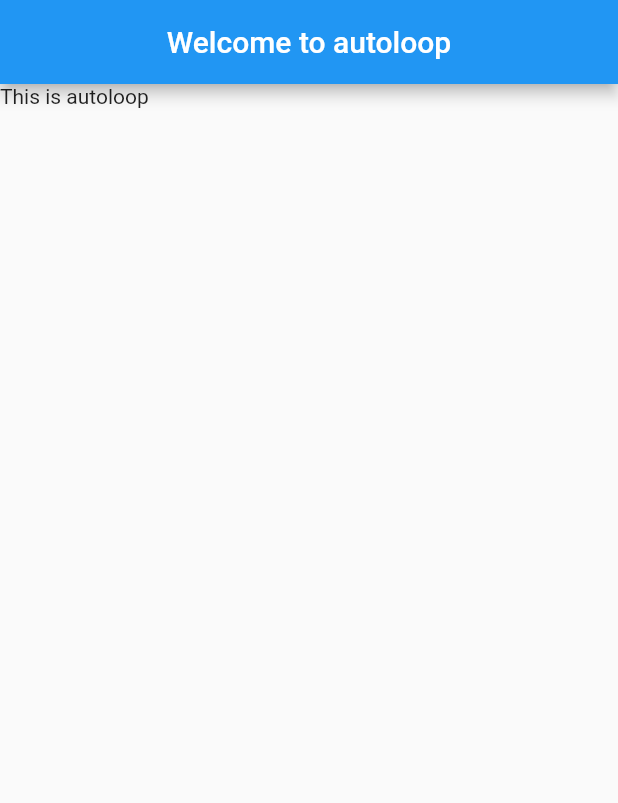
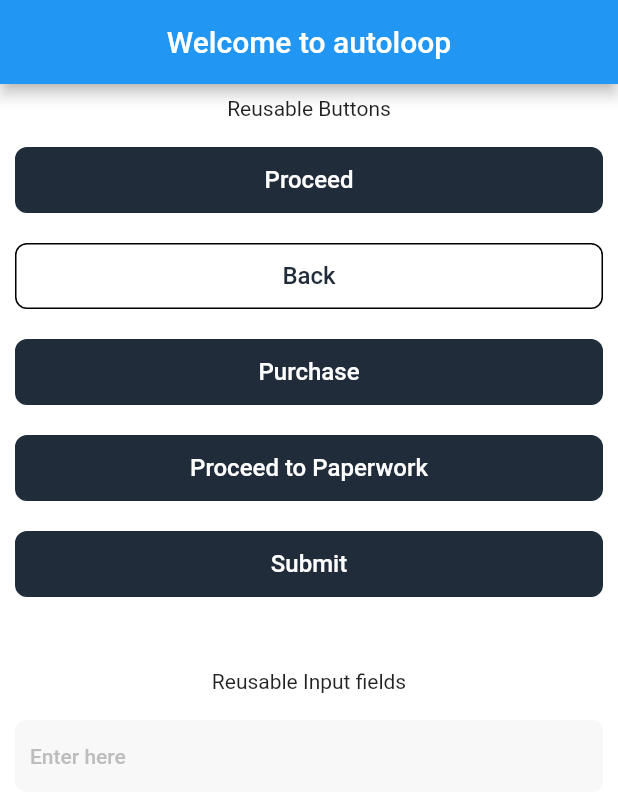
Before and after one commit to Akinnikemichael/autoloop_mobile, a Flutter app: the screen it shows after launch, on a phone screen of 412 x 824 dp. Shown: the top 803 px of the screen. Run offline on Flutter 3.47's test engine with Material 2 defaults, Android fonts, the light colour scheme and no system bars.

Commit message:
add reusable button and input field

```diff
--- /dev/null
+++ b/lib/components/rectangular_button.dart
@@ -0,0 +1,67 @@
+import 'package:flutter/material.dart';
+
+class ReusableButton extends StatelessWidget {
+  final Color backgroundColor;
+  final Color borderColor;
+  final double fontSize;
+  final FontWeight? fontWeight;
+  final double height;
+  final VoidCallback onPressed;
+  final String text;
+  final Color textColor;
+  final double width;
+  final double? elevation;
+  final BorderRadius? borderRadius;
+  final bool hasGradient;
+
+  const ReusableButton({
+    Key? key,
+    required this.backgroundColor,
+    required this.borderColor,
+    required this.fontSize,
+    required this.fontWeight,
+    required this.height,
+    required this.onPressed,
+    required this.text,
+    required this.textColor,
+    required this.width,
+    this.elevation,
+    this.borderRadius,
+    required this.hasGradient,
+  }) : super(key: key);
+
+  @override
+  Widget build(BuildContext context) {
+    return Container(
+      width: width,
+      height: height,
+      child: MaterialButton(
+        elevation: elevation,
+        onPressed: onPressed,
+        child: Ink(
+          child: Center(
+            child: Text(
+              text,
+              style: TextStyle(
+                color: textColor,
+                fontSize: fontSize,
+                fontWeight: fontWeight,
+              ),
+            ),
+          ),
+        ),
+      ),
+      decoration: BoxDecoration(
+        gradient: hasGradient == true
+            ? const LinearGradient(colors: [
+                Color(0XFF65925b),
+                Color(0XFFa8d2a0),
+              ])
+            : null,
+        color: backgroundColor,
+        borderRadius: borderRadius,
+        border: Border.all(color: borderColor, width: 1.0),
+      ),
+    );
+  }
+}
--- /dev/null
+++ b/lib/components/reusable_input_field.dart
@@ -0,0 +1,78 @@
+import 'package:flutter/material.dart';
+
+class ReusableInputField extends StatelessWidget {
+  final String? labelText;
+  final IconData? prefixIcon;
+  final IconData? suffixIcon;
+  final Color? borderColor;
+  final bool? enabled;
+  final bool? hasLabelText;
+  final bool obscureText;
+  final Color enabledBorderColor;
+  final double borderRadius;
+  final Color labelColor;
+  final String hintText;
+  final double height;
+  final TextEditingController? controller;
+
+  const ReusableInputField(
+      {Key? key,
+      this.labelText,
+      this.prefixIcon,
+      this.suffixIcon,
+      this.borderColor,
+      this.enabled,
+      this.hasLabelText,
+      required this.borderRadius,
+      required this.enabledBorderColor,
+      required this.obscureText,
+      required this.labelColor,
+      required this.hintText,
+      required this.height,
+      this.controller})
+      : super(key: key);
+
+  @override
+  Widget build(BuildContext context) {
+    return SizedBox(
+      height: height,
+      width: MediaQuery.of(context).size.width,
+      child: TextField(
+        controller: controller,
+        enabled: null == enabled ? true : false,
+        obscureText: obscureText,
+        decoration: InputDecoration(
+          contentPadding: const EdgeInsets.only(left: 10.0),
+          border: OutlineInputBorder(
+            borderRadius: BorderRadius.circular(borderRadius),
+          ),
+          enabledBorder: OutlineInputBorder(
+              borderRadius: BorderRadius.circular(borderRadius),
+              borderSide:
+                  const BorderSide(color: Color(0XFFF9F8F8), width: 2.0)),
+          filled: true,
+          fillColor: const Color(0XFFF9F8F8),
+          focusColor: const Color(0XFFF9F8F8),
+          focusedBorder: OutlineInputBorder(
+              borderRadius: BorderRadius.circular(borderRadius),
+              borderSide:
+                  const BorderSide(color: Colors.transparent, width: 2.0)),
+          hintText: hintText,
+          hintStyle: TextStyle(
+              fontSize: 14.0,
+              fontWeight: FontWeight.w500,
+              color: Colors.grey[400]),
+          labelText: hasLabelText == true ? labelText : null,
+          labelStyle: TextStyle(
+              color: labelColor, fontSize: 14.0, fontWeight: FontWeight.bold),
+          suffixIcon: null == suffixIcon
+              ? null
+              : Icon(suffixIcon, color: labelColor, size: 20.0),
+          prefixIcon: null == prefixIcon
+              ? null
+              : Icon(prefixIcon, color: labelColor, size: 20.0),
+        ),
+      ),
+    );
+  }
+}
--- a/lib/screens/homepage.dart
+++ b/lib/screens/homepage.dart
@@ -1,3 +1,5 @@
+import 'package:autoloop_mobile/components/rectangular_button.dart';
+import 'package:autoloop_mobile/components/reusable_input_field.dart';
 import 'package:flutter/material.dart';
 
 class Homepage extends StatelessWidget {
@@ -6,13 +8,117 @@
   @override
   Widget build(BuildContext context) {
     return Scaffold(
+      backgroundColor: Colors.white,
       appBar: AppBar(
         title: const Text("Welcome to autoloop"),
         centerTitle: true,
       ),
-      body: SafeArea(
-        child: Container(
-          child: const Text("This is autoloop"),
+      body: SingleChildScrollView(
+        child: SafeArea(
+          child: Column(
+            children: [
+              const Padding(
+                padding: EdgeInsets.all(8.0),
+                child: Text("Reusable Buttons"),
+              ),
+              Padding(
+                padding: const EdgeInsets.all(10.0),
+                child: ReusableButton(
+                  backgroundColor: const Color(0XFF202C39),
+                  borderColor: const Color(0XFF202C39),
+                  fontSize: 16.0,
+                  fontWeight: FontWeight.w500,
+                  height: 44.0,
+                  onPressed: () {},
+                  text: "Proceed",
+                  textColor: Colors.white,
+                  width: double.infinity,
+                  hasGradient: false,
+                  borderRadius: BorderRadius.circular(8.0),
+                ),
+              ),
+              Padding(
+                padding: const EdgeInsets.all(10.0),
+                child: ReusableButton(
+                  backgroundColor: Colors.white,
+                  borderColor: Colors.black,
+                  fontSize: 16.0,
+                  fontWeight: FontWeight.w500,
+                  height: 44.0,
+                  onPressed: () {},
+                  text: "Back",
+                  textColor: const Color(0XFF202C39),
+                  width: double.infinity,
+                  hasGradient: false,
+                  borderRadius: BorderRadius.circular(8.0),
+                ),
+              ),
+              Padding(
+                padding: const EdgeInsets.all(10.0),
+                child: ReusableButton(
+                  backgroundColor: const Color(0XFF202C39),
+                  borderColor: const Color(0XFF202C39),
+                  fontSize: 16.0,
+                  fontWeight: FontWeight.w500,
+                  height: 44.0,
+                  onPressed: () {},
+                  text: "Purchase",
+                  textColor: Colors.white,
+                  width: double.infinity,
+                  hasGradient: false,
+                  borderRadius: BorderRadius.circular(8.0),
+                ),
+              ),
+              Padding(
+                padding: const EdgeInsets.all(10.0),
+                child: ReusableButton(
+                  backgroundColor: const Color(0XFF202C39),
+                  borderColor: const Color(0XFF202C39),
+                  fontSize: 16.0,
+                  fontWeight: FontWeight.w500,
+                  height: 44.0,
+                  onPressed: () {},
+                  text: "Proceed to Paperwork",
+                  textColor: Colors.white,
+                  width: double.infinity,
+                  hasGradient: false,
+                  borderRadius: BorderRadius.circular(8.0),
+                ),
+              ),
+              Padding(
+                padding: const EdgeInsets.all(10.0),
+                child: ReusableButton(
+                  backgroundColor: const Color(0XFF202C39),
+                  borderColor: const Color(0XFF202C39),
+                  fontSize: 16.0,
+                  fontWeight: FontWeight.w500,
+                  height: 44.0,
+                  onPressed: () {},
+                  text: "Submit",
+                  textColor: Colors.white,
+                  width: double.infinity,
+                  hasGradient: false,
+                  borderRadius: BorderRadius.circular(8.0),
+                ),
+              ),
+              const SizedBox(height: 30.0),
+              const Padding(
+                padding: EdgeInsets.all(8.0),
+                child: Text("Reusable Input fields"),
+              ),
+              const Padding(
+                padding: EdgeInsets.all(10.0),
+                child: ReusableInputField(
+                  borderRadius: 8.0,
+                  enabledBorderColor: Color(0xFFF9F8F8),
+                  obscureText: false,
+                  labelColor: Color(0XFFE5E5E5),
+                  hintText: "Enter here",
+                  height: 50.0,
+                ),
+              ),
+            ],
+          ),
         ),
       ),
     );
```
